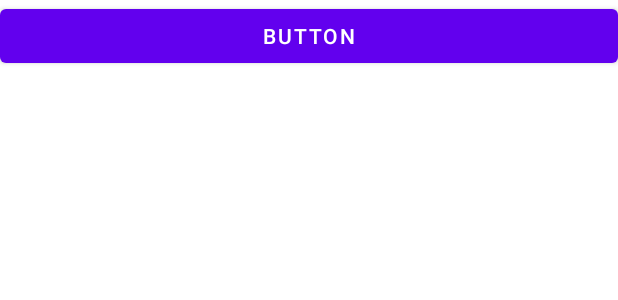
After one commit to OliverStoll/OneList-Android, an Android app: the layout activity_todo_detail_view.xml on its own in the app's theme, with its tools: preview values and no code run, on a phone screen of 412 x 824 dp. The commit adds this screen. Shown: the top 300 px of the screen. Run offline under Robolectric (Android 15) with nearby library versions, the phone set to English and light mode, and no system bars.

Commit message:
Added click functionality to Todo-Widget

```diff
--- a/app/src/main/java/com/example/habittracker/HabitWidget.kt
+++ b/app/src/main/java/com/example/habittracker/HabitWidget.kt
@@ -158,7 +158,7 @@ fun getHabitButtonColor(defaultColor: Int,habitDay: HashMap<String, *>?) : Int {
 }
 
 
-fun updateHabitWidget(context: Context, habit: String, habitsData: HashMap<String, *>) {
+fun updateWidgetOneHabit(context: Context, habit: String, habitsData: HashMap<String, *>) {
 
     // get the button ids for the habit
     val buttons = habitsDict[habit]!!["buttons"] as List<Int>
--- a/app/src/main/java/com/example/habittracker/util/Functionality.kt
+++ b/app/src/main/java/com/example/habittracker/util/Functionality.kt
@@ -3,10 +3,6 @@ package com.example.habittracker
 import android.app.PendingIntent
 import android.content.Context
 import android.content.Intent
-import android.widget.RemoteViews
-import com.google.firebase.database.DatabaseReference
-import com.google.firebase.database.ktx.database
-import com.google.firebase.ktx.Firebase
 import java.util.Calendar
 
 
--- /dev/null
+++ b/app/src/main/res/drawable/checkbox.xml
@@ -0,0 +1,5 @@
+<vector android:height="24dp" android:tint="#A1A1A1"
+    android:viewportHeight="24" android:viewportWidth="24"
+    android:width="24dp" xmlns:android="http://schemas.android.com/apk/res/android">
+    <path android:fillColor="@android:color/white" android:pathData="M19,5v14H5V5h14m0,-2H5c-1.1,0 -2,0.9 -2,2v14c0,1.1 0.9,2 2,2h14c1.1,0 2,-0.9 2,-2V5c0,-1.1 -0.9,-2 -2,-2z"/>
+</vector>
--- /dev/null
+++ b/app/src/main/res/layout/activity_todo_detail_view.xml
@@ -0,0 +1,17 @@
+<?xml version="1.0" encoding="utf-8"?>
+<LinearLayout
+    xmlns:android="http://schemas.android.com/apk/res/android"
+    xmlns:tools="http://schemas.android.com/tools"
+    xmlns:app="http://schemas.android.com/apk/res-auto"
+    android:layout_width="match_parent"
+    android:layout_height="match_parent"
+    android:orientation="horizontal"
+    android:theme="@style/Theme.Transparent">
+
+  <Button
+      android:id="@+id/button"
+      android:layout_width="0dp"
+      android:layout_height="wrap_content"
+      android:layout_weight="1"
+      android:text="Button" />
+</LinearLayout>
--- a/app/src/main/res/values/styles.xml
+++ b/app/src/main/res/values/styles.xml
@@ -9,4 +9,13 @@
         <item name="android:background">?android:attr/colorBackground</item>
         <item name="android:textColor">?android:attr/textColorPrimary</item>
     </style>
+
+    <style name="Theme.Transparent" parent="android:Theme">
+        <item name="android:windowIsTranslucent">true</item>
+        <item name="android:windowBackground">@android:color/transparent</item>
+        <item name="android:windowContentOverlay">@null</item>
+        <item name="android:windowNoTitle">true</item>
+        <item name="android:windowIsFloating">true</item>
+        <item name="android:backgroundDimEnabled">false</item>
+    </style>
 </resources>
```
Also changed, not shown: app/src/main/AndroidManifest.xml (+12 -6 lines), app/src/main/java/com/example/habittracker/TodoDetailView.kt (added, +12 -0 lines), app/src/main/java/com/example/habittracker/TodoWidget.kt (+58 -13 lines), app/src/main/java/com/example/habittracker/util/Firebase.kt (+3 -4 lines), app/src/main/java/com/example/habittracker/util/TodoWidgetService.kt (+38 -13 lines), app/src/main/res/drawable/borderbottom.xml (added, +9 -0 lines), app/src/main/res/layout/habit_widget.xml (+9 -10 lines), app/src/main/res/layout/todo_list_item.xml (+22 -2 lines), app/src/main/res/layout/todo_widget.xml (+15 -0 lines).
